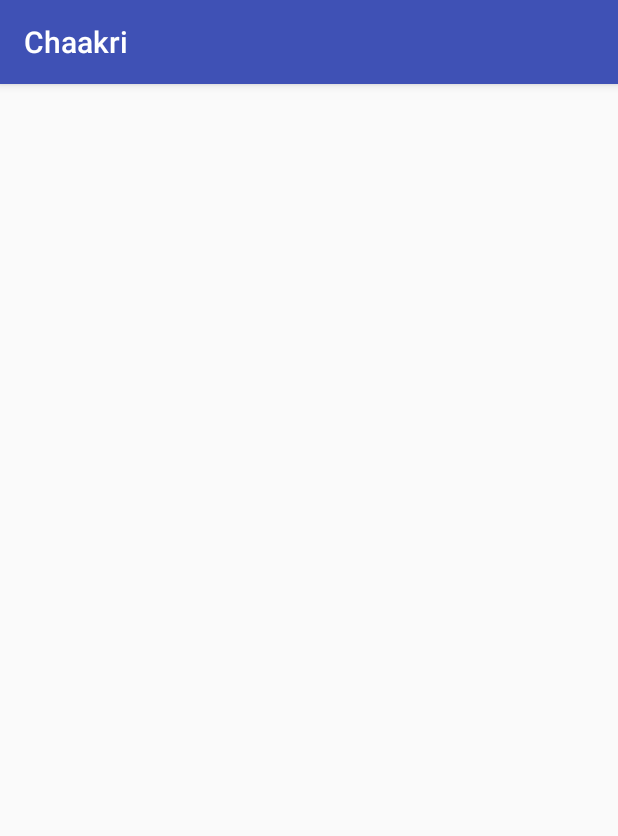
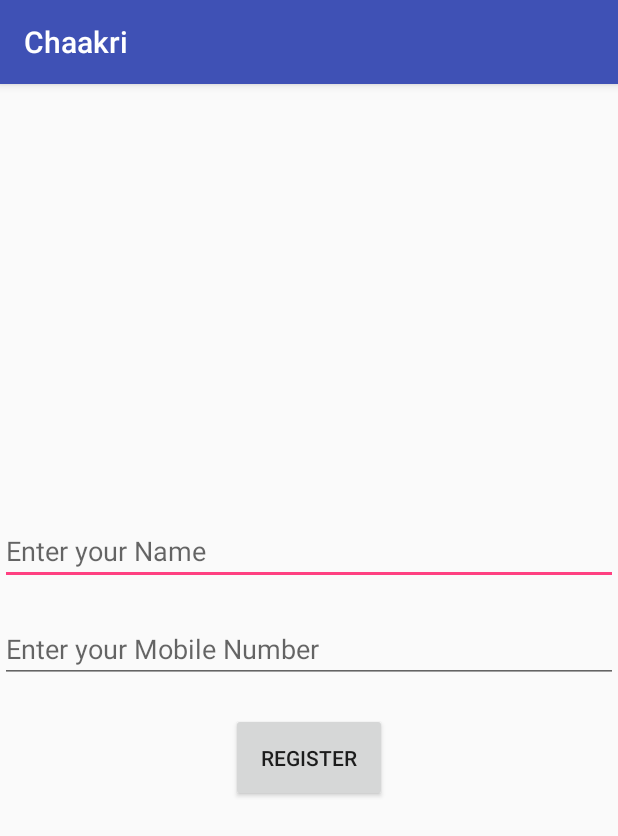
Before and after one commit to Mumbai2017/team-2, an Android app: the CustomerRegister screen opened directly, with no data from a screen before it, on a phone screen of 412 x 824 dp. Shown: the top 836 px of the screen. Run offline under Robolectric (Android 15) with nearby library versions, the phone set to English and light mode, and no system bars.

Commit message:
Cust Register and GPS

```diff
--- a/ChaakriApp/app/src/main/AndroidManifest.xml
+++ b/ChaakriApp/app/src/main/AndroidManifest.xml
@@ -1,7 +1,10 @@
 <?xml version="1.0" encoding="utf-8"?>
 <manifest xmlns:android="http://schemas.android.com/apk/res/android"
     package="com.cfg.chaakri.chaakri">
-
+    <uses-permission android:name="android.permission.INTERNET"/>
+    <uses-permission android:name="android.permission.ACCESS_FINE_LOCATION"/>
+    <uses-permission android:name="android.permission.ACCESS_COARSE_LOCATION"/>
+    <uses-permission android:name="android.permission.ACCESS_NETWORK_STATE" />
     <application
         android:allowBackup="true"
         android:icon="@mipmap/ic_launcher"
--- a/ChaakriApp/app/src/main/java/com/cfg/chaakri/chaakri/CustomerRegister.java
+++ b/ChaakriApp/app/src/main/java/com/cfg/chaakri/chaakri/CustomerRegister.java
@@ -2,12 +2,34 @@ package com.cfg.chaakri.chaakri;
 
 import android.support.v7.app.AppCompatActivity;
 import android.os.Bundle;
+import android.view.View;
+import android.widget.Button;
+import android.widget.EditText;
 
 public class CustomerRegister extends AppCompatActivity {
-
+    GPSTracker gps;
+EditText username,mobilenumber;
+    Button registerbutton;
+    double latitude, longitude;
     @Override
     protected void onCreate(Bundle savedInstanceState) {
         super.onCreate(savedInstanceState);
         setContentView(R.layout.activity_customer_register);
+        username=(EditText)findViewById(R.id.username);
+        mobilenumber=(EditText)findViewById(R.id.mobilenumber);
+        registerbutton=(Button)findViewById(R.id.registerbutton);
+        registerbutton.setOnClickListener(new View.OnClickListener() {
+            @Override
+            public void onClick(View view) {
+                gps = new GPSTracker(CustomerRegister.this);
+                if (gps.canGetLocation()) {
+                    latitude = gps.latitude;
+                    longitude = gps.longitude;
+                }
+                String user=username.getText().toString();
+                String number=mobilenumber.getText().toString();
+                String message= user+","+number+",2,"+latitude+","+longitude;
+            }
+        });
     }
 }
--- a/ChaakriApp/app/src/main/res/layout/activity_customer_register.xml
+++ b/ChaakriApp/app/src/main/res/layout/activity_customer_register.xml
@@ -1,9 +1,30 @@
 <?xml version="1.0" encoding="utf-8"?>
-<android.support.constraint.ConstraintLayout xmlns:android="http://schemas.android.com/apk/res/android"
+<LinearLayout xmlns:android="http://schemas.android.com/apk/res/android"
     xmlns:app="http://schemas.android.com/apk/res-auto"
     xmlns:tools="http://schemas.android.com/tools"
     android:layout_width="match_parent"
     android:layout_height="match_parent"
+    android:orientation="vertical"
+    android:gravity="center"
     tools:context="com.cfg.chaakri.chaakri.CustomerRegister">
+    <EditText
+        android:id="@+id/username"
+        android:layout_width="match_parent"
+        android:layout_height="wrap_content"
+        android:hint="Enter your Name"
+        android:layout_marginBottom="20dp"/>
+    <EditText
+        android:id="@+id/mobilenumber"
+        android:layout_width="match_parent"
+        android:layout_height="wrap_content"
+        android:hint="Enter your Mobile Number"
+        android:inputType="phone"
+        android:layout_marginBottom="20dp" />
+    <Button
+        android:id="@+id/registerbutton"
+        android:layout_width="wrap_content"
+        android:layout_height="wrap_content"
+        android:text="Register"
+        android:padding="20dp"/>
 
-</android.support.constraint.ConstraintLayout>
+</LinearLayout>
```
Also changed, not shown: ChaakriApp/app/src/main/java/com/cfg/chaakri/chaakri/GPSTracker.java (added, +187 -0 lines).
